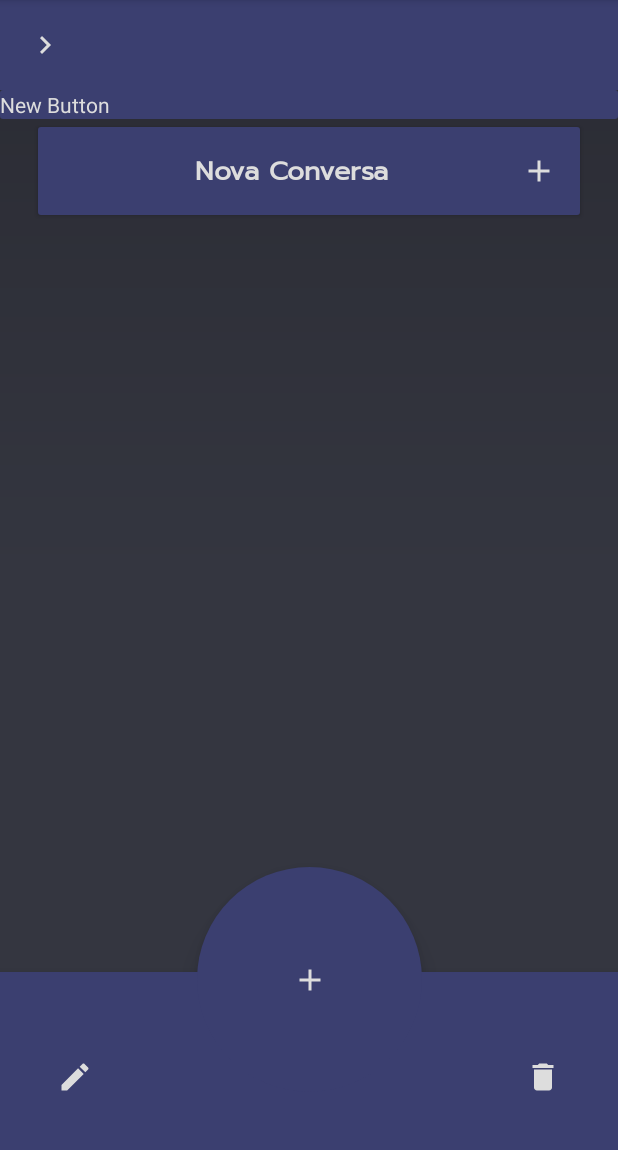
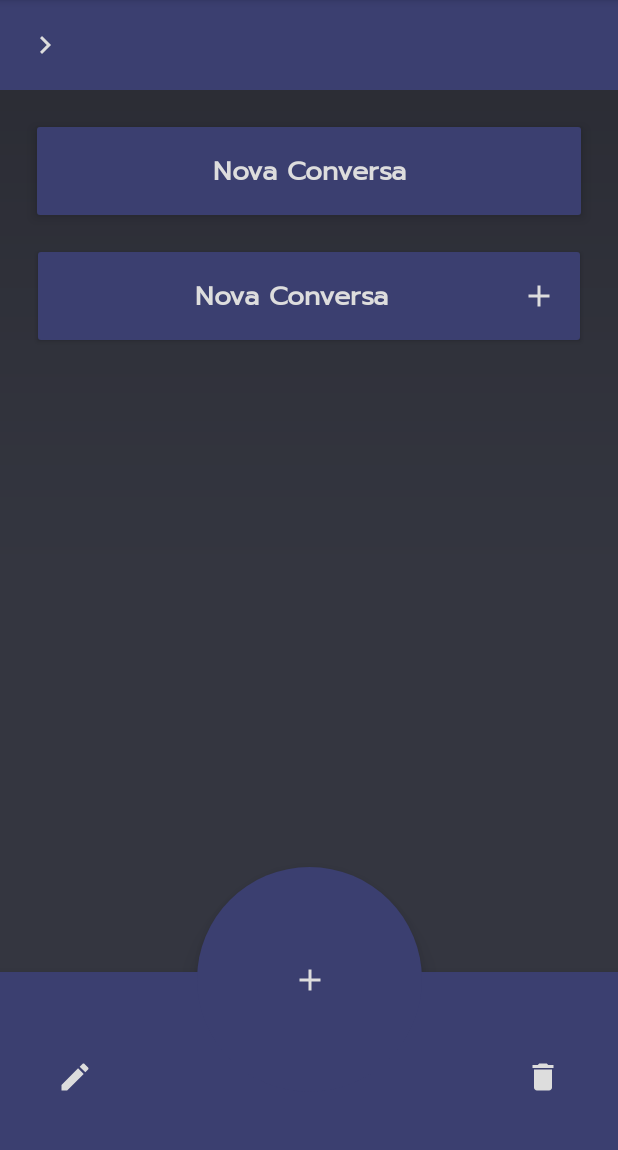
Before and after one commit to otavio-zampar/Magic8Mobile, an Android app: the ConversasChat screen opened directly, with no data from a screen before it, after a tap on an icon or button, on a phone screen of 412 x 824 dp, the part 84-1234 px from its top. Run offline under Robolectric (Android 15) with nearby library versions, the phone set to English and light mode, and no system bars.

Commit message:
botoes agr tem o style do botao original

```diff
--- a/app/src/main/java/com/example/chatgpt/ConversasChat.java
+++ b/app/src/main/java/com/example/chatgpt/ConversasChat.java
@@ -1,15 +1,16 @@
 package com.example.chatgpt;
 
 import androidx.appcompat.app.AppCompatActivity;
+import androidx.appcompat.view.ContextThemeWrapper;
 import androidx.appcompat.widget.AppCompatButton;
 import androidx.constraintlayout.widget.ConstraintLayout;
 
 import android.annotation.SuppressLint;
-import android.graphics.Color;
 import android.os.Bundle;
+import android.util.TypedValue;
+import android.view.Gravity;
 import android.view.View;
 import android.widget.ImageButton;
-import android.widget.Toast;
 
 
 public class ConversasChat extends AppCompatActivity {
@@ -36,11 +37,12 @@ public class ConversasChat extends AppCompatActivity {
 
     @SuppressLint("ResourceType")
     protected void createButton(AppCompatButton btnNovaConversa, ConstraintLayout parentLayout) {
-        AppCompatButton newButton = new AppCompatButton(getApplicationContext());
+        ContextThemeWrapper newContext = new ContextThemeWrapper(getApplicationContext(), R.style.BTNComponents);
+        AppCompatButton newButton = new AppCompatButton(newContext);
         newButton.setId(View.generateViewId());
-        newButton.setText("New Button");
-        newButton.setBackgroundResource(R.drawable.btn_components);
-        newButton.setTextColor(Color.parseColor(getResources().getString(R.color.White_text)));
+        newButton.setText("Nova Conversa");
+        newButton.setGravity(Gravity.CENTER);
+
 
         // Set the constraints for the new button
         ConstraintLayout.LayoutParams layoutParams = new ConstraintLayout.LayoutParams(
@@ -51,6 +53,9 @@ public class ConversasChat extends AppCompatActivity {
         // Set constraints for the button within the ConstraintLayout
         layoutParams.startToStart = ConstraintLayout.LayoutParams.PARENT_ID;
         layoutParams.endToEnd = ConstraintLayout.LayoutParams.PARENT_ID;
+        int dp25 = (int) TypedValue.applyDimension(TypedValue.COMPLEX_UNIT_DIP, 25, getResources().getDisplayMetrics());
+        int dp5 = (int) TypedValue.applyDimension(TypedValue.COMPLEX_UNIT_DIP, 25, getResources().getDisplayMetrics());
+        layoutParams.setMargins(dp25, dp5, dp25, 0);
 
         if (lastButtonId != View.NO_ID) {
             layoutParams.topToBottom = lastButtonId;
@@ -69,7 +74,9 @@ public class ConversasChat extends AppCompatActivity {
         // Update the constraints for btnNovaConversa
         ConstraintLayout.LayoutParams newLayoutParams = (ConstraintLayout.LayoutParams) btnNovaConversa.getLayoutParams();
         newLayoutParams.topToBottom = lastButtonId;
+        newLayoutParams.topMargin = dp5;
         btnNovaConversa.setLayoutParams(newLayoutParams);
     }
 
+
 }
--- a/app/src/main/res/values/styles.xml
+++ b/app/src/main/res/values/styles.xml
@@ -24,7 +24,7 @@
         <item name="android:layout_marginLeft">25dp</item>
         <item name="android:layout_marginRight">25dp</item>
         <item name="android:background">@drawable/text_components</item>
-        <item name="android:textColor">@color/White_text</item>
+        <item name="android:textColor">@color/black_text</item>
         <item name="android:textSize">18dp</item>
         <item name="android:textColorHint">@color/Gray_text</item>
         <item name="android:layout_marginTop">10dp</item>
@@ -38,13 +38,12 @@
         <item name="android:elevation">5dp</item>
         <item name="android:layout_marginLeft">25dp</item>
         <item name="android:layout_marginRight">25dp</item>
+        <item name="android:layout_marginTop">5dp</item>
         <item name="android:textAllCaps">false</item>
         <item name="android:textSize">18sp</item>
         <item name="android:textStyle">bold</item>
         <item name="android:background">@drawable/btn_components</item>
         <item name="android:textColor">@color/White_text</item>
-        <item name="android:layout_marginTop">5dp</item>
-
     </style>
 
     <style name="Navbar">
```
